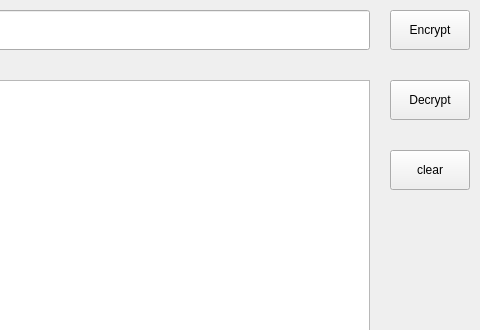
Before: the Qt Designer form source/mainwindow.ui in yifeng0711/GxxCryptoTool, drawn with Qt 5; both pictures show x 230 to 710 and y 0 to 330 of the 710 by 490 pixel window.
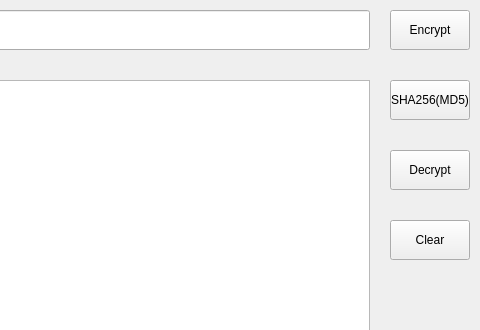
After: the same form once the commit is applied.

Diff of the .ui file:
```diff
--- a/source/mainwindow.ui
+++ b/source/mainwindow.ui
@@ -134,26 +134,39 @@
        <property name="geometry">
         <rect>
          <x>620</x>
-         <y>80</y>
-         <width>80</width>
-         <height>40</height>
-        </rect>
-       </property>
-       <property name="text">
-        <string>Decrypt</string>
-       </property>
-      </widget>
-      <widget class="QPushButton" name="pushButton_decrypt_2">
-       <property name="geometry">
-        <rect>
-         <x>620</x>
          <y>150</y>
          <width>80</width>
          <height>40</height>
         </rect>
        </property>
        <property name="text">
-        <string>clear</string>
+        <string>Decrypt</string>
+       </property>
+      </widget>
+      <widget class="QPushButton" name="pushButton_clear">
+       <property name="geometry">
+        <rect>
+         <x>620</x>
+         <y>220</y>
+         <width>80</width>
+         <height>40</height>
+        </rect>
+       </property>
+       <property name="text">
+        <string>Clear</string>
+       </property>
+      </widget>
+      <widget class="QPushButton" name="pushButton_SHA256">
+       <property name="geometry">
+        <rect>
+         <x>620</x>
+         <y>80</y>
+         <width>80</width>
+         <height>40</height>
+        </rect>
+       </property>
+       <property name="text">
+        <string>SHA256(MD5)</string>
        </property>
       </widget>
      </widget>
```
